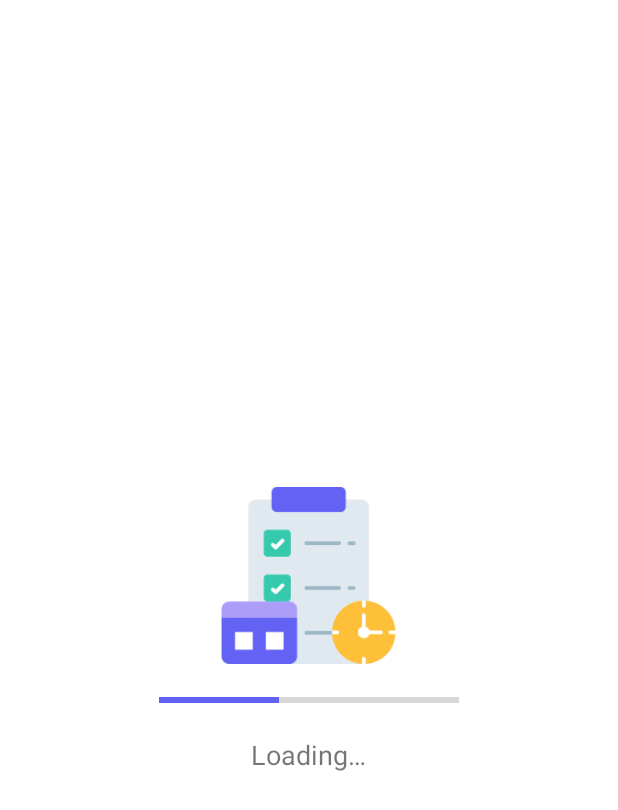
After one commit to yusefpasha/TaskManagerApp, an Android app built with Jetpack Compose: the layout splash_layout.xml on its own in the app's theme, with its tools: preview values and no code run, on a phone screen of 412 x 824 dp. The commit adds this screen. Shown: the top 810 px of the screen. Run offline under Robolectric (Android 15) with nearby library versions, the phone set to English and light mode, and no system bars.

Commit message:
[ADD] Implement Splash Screen with Permissions and Navigation
- Added a splash screen (`SplashScreen`) to display a loading animation and handle initial app setup.
- Implemented permission handling for notifications within the splash screen using `rememberPermissionLauncher`.
- The splash screen requests notification permissions on launch and navigates to the home screen (`HomeScreen`) once permissions are granted and loading is complete.
- If permissions are denied, the app will exit.
- Added `SplashScreenNav` to `TaskNavigation` to manage navigation to the splash screen.
- Added `splash_layout.xml` for the splash screen UI, including an app icon, progress bar, and loading text.
- Updated `strings.xml` with new strings for the splash screen and permission-related messages.
- Created `PermissionLauncher.kt` to handle permission requests and display a dialog to the user.

```diff
--- /dev/null
+++ b/app/src/main/res/layout/splash_layout.xml
@@ -0,0 +1,35 @@
+<?xml version="1.0" encoding="utf-8"?>
+<LinearLayout xmlns:android="http://schemas.android.com/apk/res/android"
+    xmlns:tools="http://schemas.android.com/tools"
+    android:layout_width="match_parent"
+    android:layout_height="match_parent"
+    android:background="#FFF"
+    android:gravity="center"
+    android:orientation="vertical">
+
+    <ImageView
+        android:id="@+id/ivAppIcon"
+        android:layout_width="150dp"
+        android:layout_height="150dp"
+        android:contentDescription="@string/app_name"
+        android:padding="16dp"
+        android:src="@mipmap/app_icon" />
+
+    <ProgressBar
+        android:id="@+id/progressBar"
+        style="?android:attr/progressBarStyleHorizontal"
+        android:layout_width="200dp"
+        android:layout_height="wrap_content"
+        android:max="100"
+        android:progress="0"
+        android:progressTint="#6161F2"
+        tools:progress="40" />
+
+    <TextView
+        android:layout_width="wrap_content"
+        android:layout_height="wrap_content"
+        android:layout_marginTop="16dp"
+        android:text="@string/loading"
+        android:textSize="18sp" />
+
+</LinearLayout>
```
Also changed, not shown: app/src/main/java/ir/yusefpasha/taskmanagerapp/presentation/component/PermissionLauncher.kt (added, +145 -0 lines), app/src/main/java/ir/yusefpasha/taskmanagerapp/presentation/screen/SpashScreen.kt (added, +66 -0 lines), app/src/main/res/values/strings.xml (+8 -0 lines), 3 other files.
